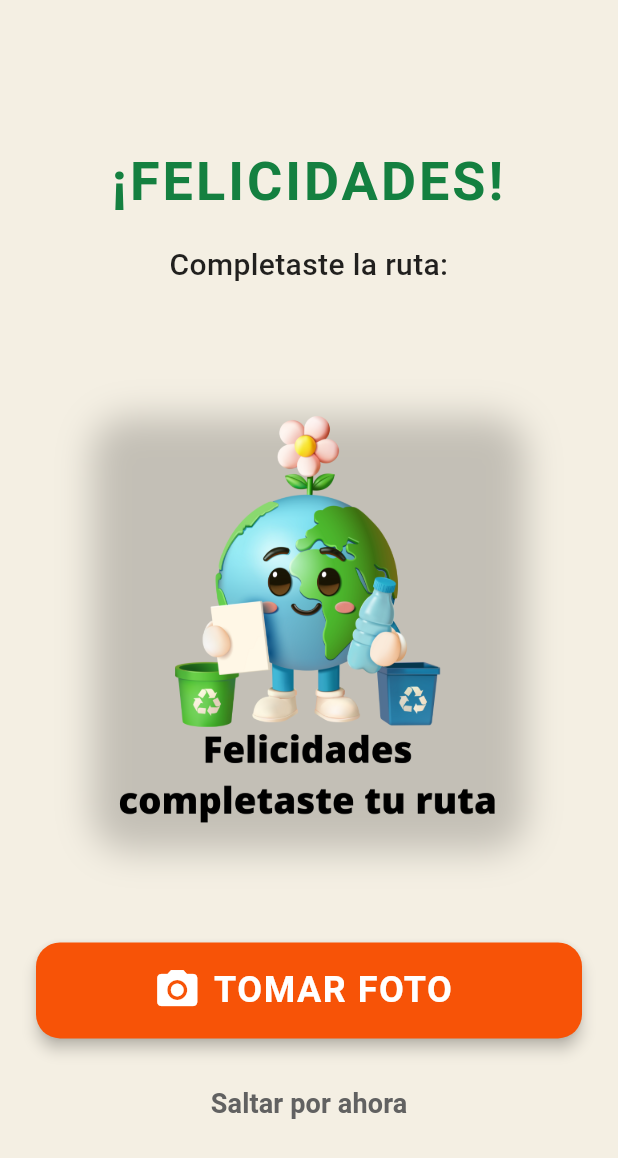
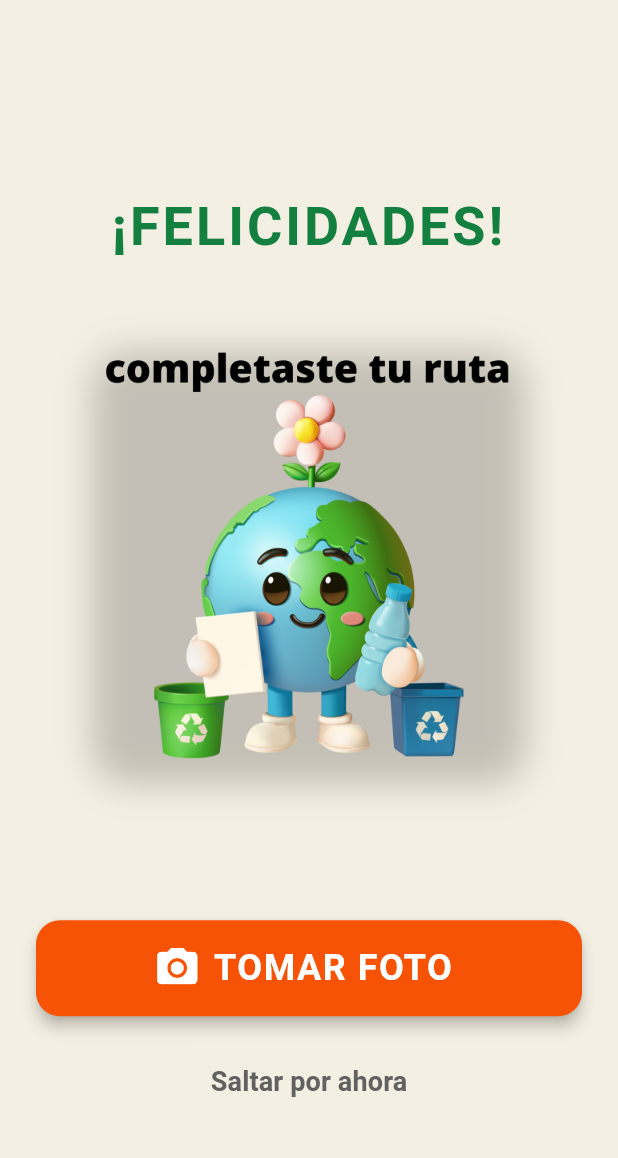
Before and after one commit to JuanApazaG/innova_hack, a Flutter app: the CongratulationsScreen screen opened directly with empty values, on a phone screen of 412 x 824 dp. Shown: the top 1158 px of the screen. Run offline on Flutter 3.47's test engine with Material 3 defaults, Android fonts, the phone set to English and light mode, and no system bars; our stand-ins replace audioplayers, geolocator, google_maps_flutter, image_picker, vibration; network calls fail.

Commit message:
feat: Actualizar imágenes y modificar texto en las pantallas de navegación y felicitaciones

```diff
--- a/lib/screens/congratulations_screen.dart
+++ b/lib/screens/congratulations_screen.dart
@@ -53,18 +53,6 @@ class _CongratulationsScreenState extends State<CongratulationsScreen> {
           textAlign: TextAlign.center,
         ),
 
-        const SizedBox(height: 16),
-
-        // Subtítulo
-        Text(
-          'Completaste la ruta:\n${widget.route.name}',
-          style: const TextStyle(
-            fontSize: 20,
-            fontWeight: FontWeight.w500,
-            color: Colors.black87,
-          ),
-          textAlign: TextAlign.center,
-        ),
 
         const SizedBox(height: 48),
 
--- a/lib/screens/home_screen.dart
+++ b/lib/screens/home_screen.dart
@@ -37,7 +37,7 @@ class _HomeScreenState extends State<HomeScreen> {
         // TODO: El backend debe enviar el ID de la ruta asignada al usuario
         if (rutas.isNotEmpty) {
           setState(() {
-            rutaAsignada = RouteModel.fromJson(rutas[4]);
+            rutaAsignada = RouteModel.fromJson(rutas[1]);
             isLoading = false;
           });
         } else {
@@ -220,7 +220,7 @@ class _HomeScreenState extends State<HomeScreen> {
             ),
             children: [
               TextSpan(
-                text: 'Hola Agustin',
+                text: 'Hola Luis Romero',
                 style: TextStyle(color: Color(0xFF3C8F4F)),
               ),
             ],
--- a/lib/screens/navigation_screen.dart
+++ b/lib/screens/navigation_screen.dart
@@ -37,7 +37,7 @@ class _NavigationScreenState extends State<NavigationScreen> {
   String _lastSyncTime = 'Sin sincronizar';
   Timer? _locationTimer;
   bool _isTrackingPaused = false;
-  static const String _userId = '6918c21792cd6492dbd79515'; // Agustin Apaza
+  static const String _userId = '6918e49c92cd6492dbd7953c'; // Agustin Apaza
 
   // Detección de desviación de ruta
   bool _isOffRoute = false;
```
Also changed, not shown: assets/images/felicidades.png.
